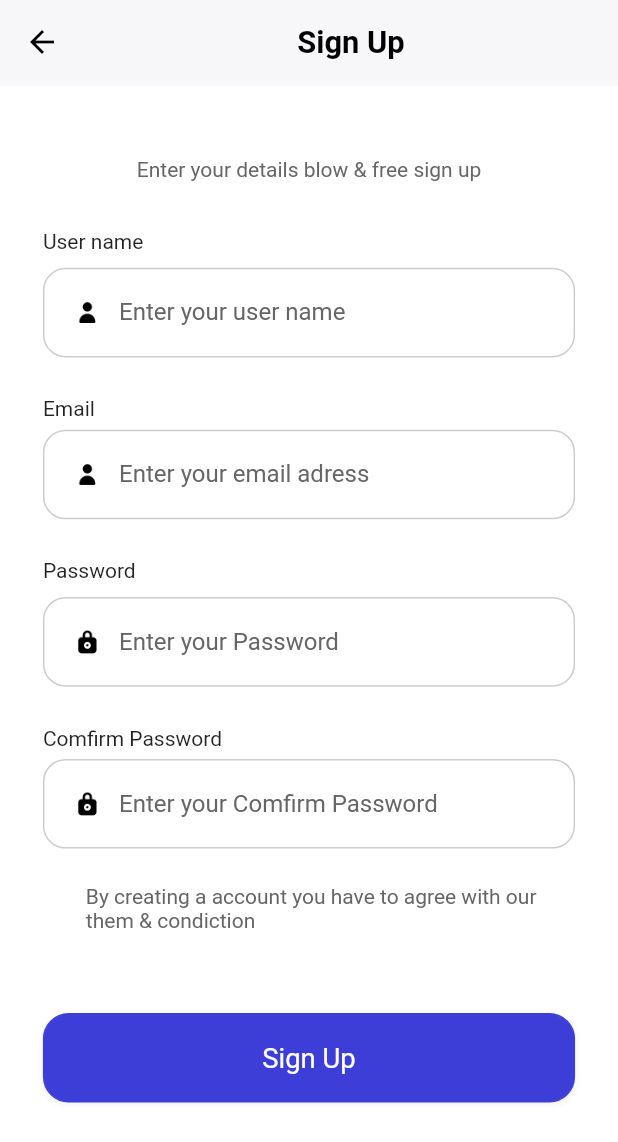
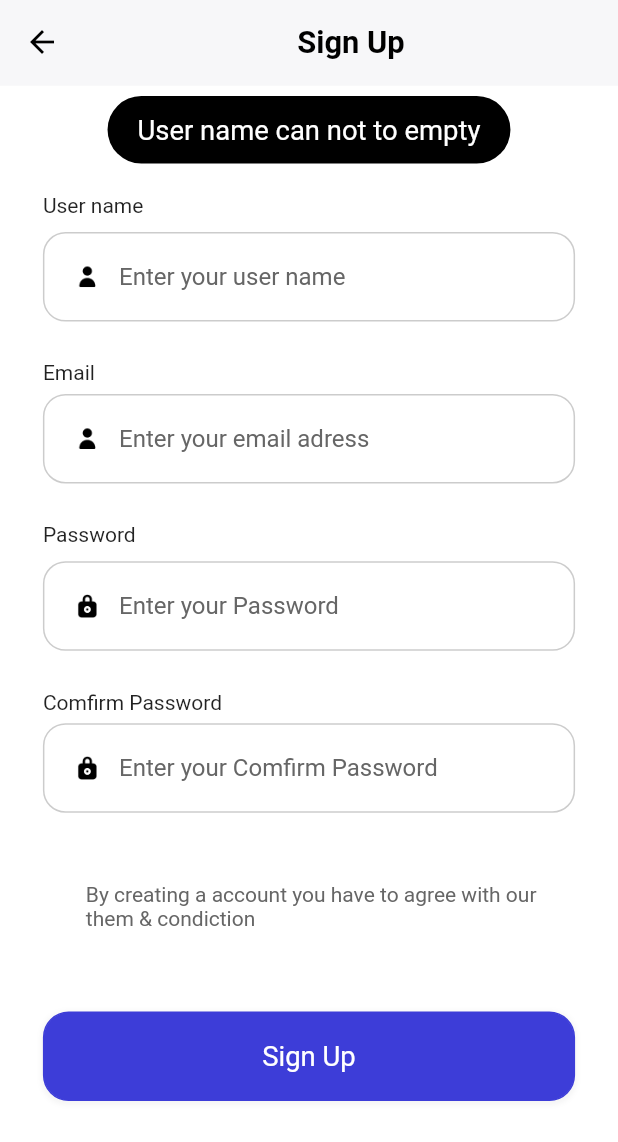
Before and after one commit to HazemHamdy7/learning_app, a Flutter app: the RegisterScreenBody screen opened by its route, after a tap on "Sign Up", on a phone screen of 412 x 824 dp. Shown: the top 1142 px of the screen. Run offline on Flutter 3.47's test engine with Material 2 defaults, Android fonts, the phone set to English and light mode, and no system bars; our stand-ins replace bloc, cloud_firestore, dots_indicator, firebase_auth, firebase_core, flutter_bloc and 2 more; accounts and stored records are empty; Roboto replaces fonts that are missing (Avenir).

Commit message:
RegisterController

```diff
--- a/lib/bloc_provider.dart
+++ b/lib/bloc_provider.dart
@@ -1,13 +1,14 @@
 import 'package:flutter_bloc/flutter_bloc.dart';
+import 'package:udemy/view/screens/register_screen/bloc/register_bloc.dart';
 
-import 'bloc_test_app/app_bloc.dart';
 import 'view/screens/sign_in_screen/bloc/signin_bloc.dart';
 import 'view/screens/welcome_screen/bloc _welcome/welcome_bloc.dart';
 
 class AppBlocProviders {
   static get allBlocProviders => [
         BlocProvider(lazy: false, create: (contex) => WelcomeBloc()),
-        BlocProvider(lazy: false, create: (contex) => AppBlocs()),
+        // BlocProvider(lazy: false, create: (contex) => AppBlocs()),
         BlocProvider(create: (contex) => SignInBloc()),
+        BlocProvider(create: (contex) => RegisterBlocs()),
       ];
 }
--- a/lib/view/screens/register_screen/bloc/register_event.dart
+++ b/lib/view/screens/register_screen/bloc/register_event.dart
@@ -8,16 +8,16 @@ class UserNameEvent extends RegisterEvent {
   UserNameEvent(this.userName);
 }
 
-class EmailEvent extends RegisterEvent {
+class EmailEventR extends RegisterEvent {
   final String email;
 
-  EmailEvent(this.email);
+  EmailEventR(this.email);
 }
 
-class PasswordEvent extends RegisterEvent {
+class PasswordEventR extends RegisterEvent {
   final String password;
 
-  PasswordEvent(this.password);
+  PasswordEventR(this.password);
 }
 
 class RePasswordEvent extends RegisterEvent {
--- a/lib/view/screens/register_screen/register_controller.dart
+++ b/lib/view/screens/register_screen/register_controller.dart
@@ -0,0 +1,61 @@
+import 'package:firebase_auth/firebase_auth.dart';
+import 'package:flutter/material.dart';
+import 'package:flutter_bloc/flutter_bloc.dart';
+import 'package:udemy/common/widgets/flutter_toast.dart';
+import 'package:udemy/view/screens/register_screen/bloc/register_bloc.dart';
+
+class RegisterController {
+  final BuildContext context;
+
+  const RegisterController({required this.context});
+
+  Future<void> handEmailRegister() async {
+    final state = context.read<RegisterBlocs>().state;
+    String userName = state.userName;
+    String email = state.email;
+    String password = state.password;
+    String rePassword = state.rePassword;
+
+    if (userName.isEmpty) {
+      toastInfo(msg: "User name can not to empty");
+      return;
+    }
+    if (email.isEmpty) {
+      toastInfo(msg: "Email can not to empty");
+      return;
+    }
+    if (password.isEmpty) {
+      toastInfo(msg: "Password can not to empty");
+      return;
+    }
+    if (rePassword.isEmpty) {
+      toastInfo(msg: "Your password confirmation is wrong");
+      return;
+    }
+
+    try {
+      final credential =
+          await FirebaseAuth.instance.createUserWithEmailAndPassword(
+        email: email,
+        password: password,
+      );
+      if (credential.user != null) {
+        await credential.user?.sendEmailVerification();
+        await credential.user?.updateDisplayName(userName);
+        toastInfo(msg: '''
+        An email has been sent to your registred email .
+         To activate it please chack your registration email
+         box and click on the link below''');
+        Navigator.of(context).pop();
+      }
+    } on FirebaseAuthException catch (e) {
+      if (e.code == 'weak-password') {
+        toastInfo(msg: "The password provided is too weak");
+      } else if (e.code == 'email-alrady-in-use') {
+        toastInfo(msg: "The email is already in use");
+      } else if (e.code == 'invalid-email') {
+        toastInfo(msg: "You email id is invalid");
+      }
+    }
+  }
+}
--- a/lib/view/screens/register_screen/screens/register_screen_body.dart
+++ b/lib/view/screens/register_screen/screens/register_screen_body.dart
@@ -10,6 +10,10 @@ import '../../sign_in_screen/widget/custom_app_bar.dart';
 import '../../sign_in_screen/widget/custom_button_login.dart';
 import '../../sign_in_screen/widget/custom_text.dart';
 import '../../sign_in_screen/widget/custom_text_feild.dart';
+import '../bloc/register_bloc.dart';
+import '../bloc/register_event.dart';
+import '../bloc/register_state.dart';
+import '../register_controller.dart';
 
 class RegisterScreenBody extends StatefulWidget {
   const RegisterScreenBody({super.key});
@@ -21,13 +25,14 @@ class RegisterScreenBody extends StatefulWidget {
 class _RegisterScreenBodyState extends State<RegisterScreenBody> {
   @override
   Widget build(BuildContext context) {
-    return SafeArea(
+    return BlocBuilder<RegisterBlocs, RegisterState>(builder: (context, state) {
+      return Container(
+        color: Colors.white,
+        child: SafeArea(
           child: Scaffold(
             backgroundColor: Colors.white,
             appBar: buildAppBar("Sign Up"),
             body: SingleChildScrollView(
-          child: Container(
-            margin: EdgeInsets.only(top: 20.h, bottom: 20.h),
               child: Column(
                 crossAxisAlignment: CrossAxisAlignment.start,
                 children: [
@@ -46,7 +51,9 @@ class _RegisterScreenBodyState extends State<RegisterScreenBody> {
                         SizedBox(height: 3.h),
                         CustomTextFeild(
                           func: (value) {
-                          context.read<SignInBloc>().add(EmailEvent(value));
+                            context
+                                .read<RegisterBlocs>()
+                                .add(UserNameEvent(value));
                           },
                           hintText: 'Enter your user name',
                           textTyab: "email",
@@ -55,7 +62,9 @@ class _RegisterScreenBodyState extends State<RegisterScreenBody> {
                         buildTextUpperFeild('Email'),
                         CustomTextFeild(
                           func: (value) {
-                          context.read<SignInBloc>().add(EmailEvent(value));
+                            context
+                                .read<RegisterBlocs>()
+                                .add(EmailEventR(value));
                           },
                           hintText: 'Enter your email adress',
                           textTyab: "email",
@@ -68,7 +77,9 @@ class _RegisterScreenBodyState extends State<RegisterScreenBody> {
                           textTyab: "password",
                           iconName: "lock",
                           func: (value) {
-                          context.read<SignInBloc>().add(PasswordEvent(value));
+                            context
+                                .read<RegisterBlocs>()
+                                .add(PasswordEventR(value));
                           },
                         ),
                         buildTextUpperFeild('Comfirm Password'),
@@ -77,11 +88,13 @@ class _RegisterScreenBodyState extends State<RegisterScreenBody> {
                           textTyab: "password",
                           iconName: "lock",
                           func: (value) {
-                          context.read<SignInBloc>().add(PasswordEvent(value));
+                            context
+                                .read<RegisterBlocs>()
+                                .add(RePasswordEvent(value));
                           },
                         ),
                         Container(
-                        padding: EdgeInsets.only(left: 25.w),
+                          padding: EdgeInsets.only(left: 25.w, top: 20.w),
                           child: const CustomText(
                               color: AppColors.primarySecondaryElementText,
                               text:
@@ -89,7 +102,8 @@ class _RegisterScreenBodyState extends State<RegisterScreenBody> {
                         ),
                         CustomButtonLogin(
                           func: () {
-                          Navigator.of(context).pushNamed('register');
+                            RegisterController(context: context)
+                                .handEmailRegister();
                           },
                           buttonName: 'Sign Up',
                           buttonType: 'login',
@@ -103,5 +117,6 @@ class _RegisterScreenBodyState extends State<RegisterScreenBody> {
           ),
         ),
       );
+    });
   }
 }
```
Also changed, not shown: lib/view/screens/register_screen/bloc/register_bloc.dart (+9 -4 lines). Lines whose indentation alone changed are shown as unchanged.
